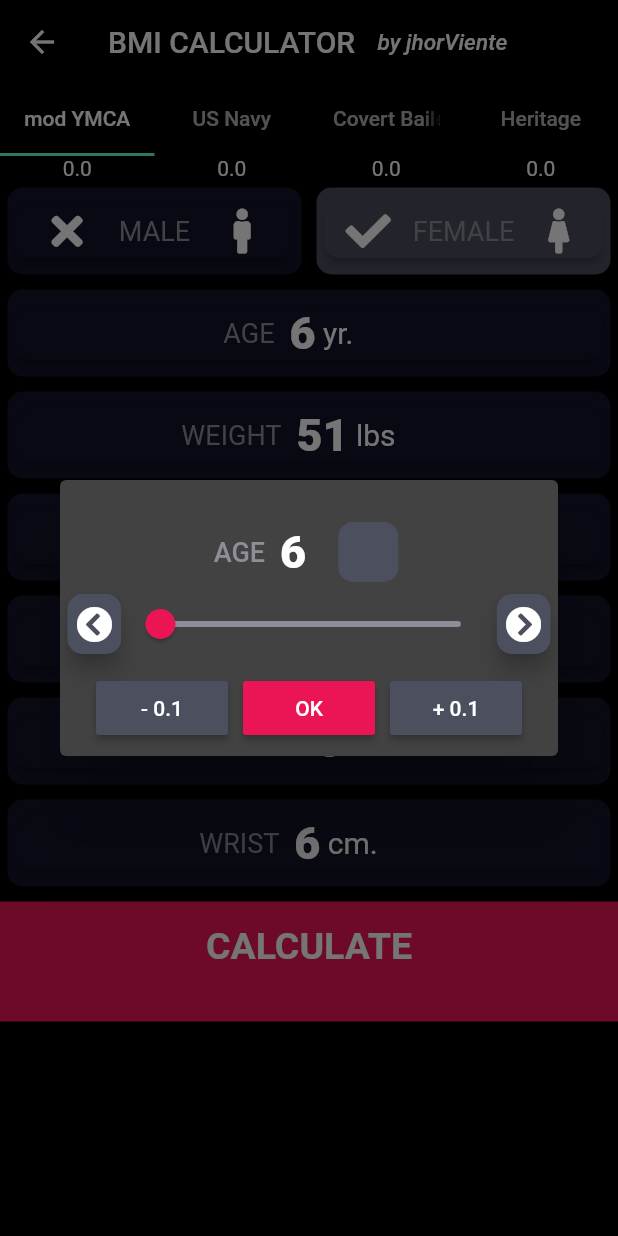
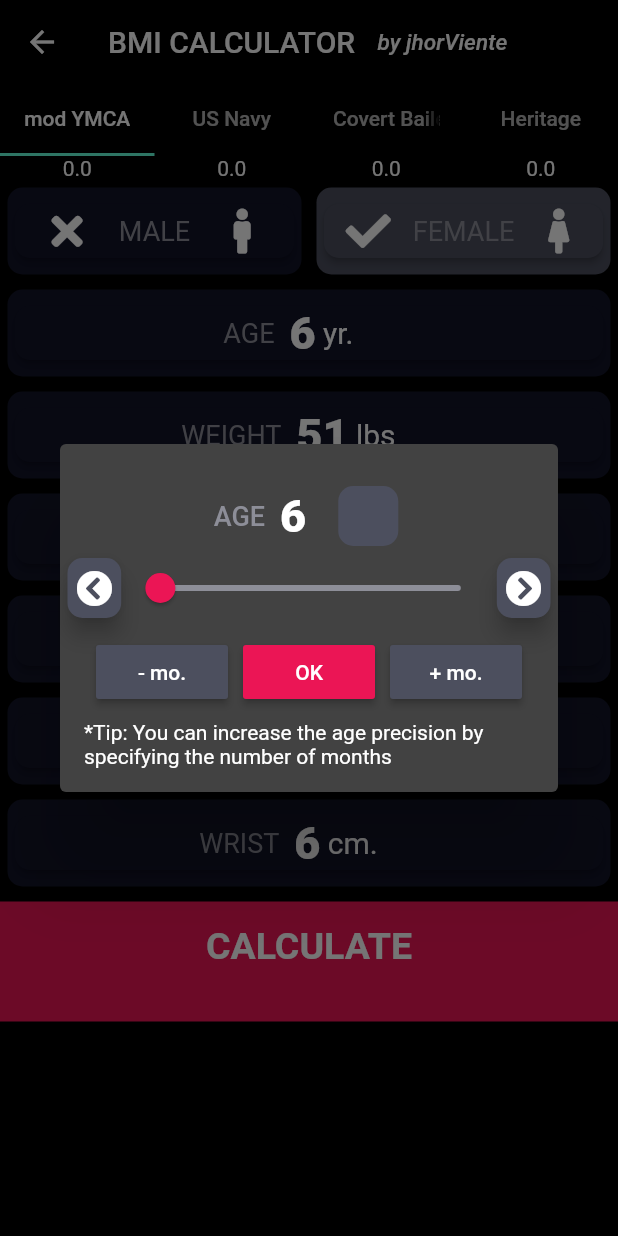
Before and after one commit to JhorAVi/Fats-Calculator, a Flutter app: the FatsTape screen opened directly, after a tap on "MEASURE NOW", after a tap on "FEMALE", after a tap on "AGE", on a phone screen of 412 x 824 dp. Run offline on Flutter 3.47's test engine with Material 2 defaults, Android fonts, the phone set to English and light mode, and no system bars; our stand-ins replace animated_text_kit, font_awesome_flutter; missing offline and left inert: dart_numerics; statements that could not run were skipped.

Commit message:
Done adding month. Very good. Just need to fix month not displaying 12 fixed some decimal precision added tips under the alertdialog

```diff
--- a/lib/bf_tape_page.dart
+++ b/lib/bf_tape_page.dart
@@ -737,6 +737,9 @@ class _FatsTapeState extends State<FatsTape> with TickerProviderStateMixin {
             ],
           ),
           actions: [
+            Column(
+              // All the action button with tips under it
+              children: [
                 Row(
                   mainAxisAlignment: MainAxisAlignment.center,
                   children: [
@@ -747,7 +750,7 @@ class _FatsTapeState extends State<FatsTape> with TickerProviderStateMixin {
                           decrementFractionNow(text); // perform increment
                         });
                       },
-                  child: Text('- 0.1'),
+                      child: Text((text == 'AGE') ? '- mo.' : '- 0.1'),
                     ),
                     SizedBox(
                       width: 10,
@@ -769,7 +772,19 @@ class _FatsTapeState extends State<FatsTape> with TickerProviderStateMixin {
                           incrementFractionNow(text); // perform increment
                         });
                       },
-                  child: Text('+ 0.1'),
+                      child: Text((text == 'AGE') ? '+ mo.' : '+ 0.1'),
+                    ),
+                  ],
+                ),
+                //SizedBox(height: 10.0),
+                Padding(
+                  padding: const EdgeInsets.all(8.0),
+                  child: Text(
+                    (text == 'AGE')
+                        ? '*Tip: You can increase the age precision by specifying the number of months'
+                        : '*Tip: The button to the right of the value automatically converts it to another unit.',
+                    textAlign: TextAlign.left,
+                  ),
                 ),
               ],
             )
--- a/lib/function_utils.dart
+++ b/lib/function_utils.dart
@@ -633,6 +633,6 @@ String removeDecimalZero(double n) {
 
 // my simpler version of the above
 // Wong wrong this doesnt work here
-String singlePrecisionNoZero(double n) {
-  return double.parse(n.toStringAsFixed(1)).toString();
+double roundDecimal999(double value) {
+  return (((value - value.floor()) * 1000).floorToDouble() == 999) ? value.roundToDouble() : value; // catches the 999
 }
--- a/lib/scale_class.dart
+++ b/lib/scale_class.dart
@@ -36,23 +36,23 @@ class AgeScale {
     ageDisplay = age.floor().toString();
     monthDisplay = ((age - age.floor()) * 12).toStringAsFixed(0);
   }
-// TODO add increment decrement moving
-  void decrementOne() {
-    if (min + 1 < age - 1 && max - 1 > age - 1) {
-      if (age.floor() == age) // no decimal
-        age--;
-      else
-        age = age.floor().toDouble();
+
+  void incrementOne() {
+    if (min + 1 < age + 1 && max - 1 > age + 1) {
+      age = age.floorToDouble();
+      age++;
       ageDisplay = age.floor().toString(); // temp
       monthDisplay = '0';
       changed = true;
     }
   }
 
-  void incrementOne() {
-    if (min + 1 < age + 1 && max - 1 > age + 1) {
-      age = age.floor().toDouble();
-      age++;
+  void decrementOne() {
+    if (min + 1 < age - 1 && max - 1 > age - 1) {
+      if (age.floor() == age) // no decimal
+        age--;
+      else
+        age = age.floorToDouble();
       ageDisplay = age.floor().toString(); // temp
       monthDisplay = '0';
       changed = true;
@@ -62,18 +62,20 @@ class AgeScale {
   // New
   void incrementPointOne() {
     if (max - 1 > age + 1) {
-      age = age + (1 / 12);
+      age = roundDecimal999(age + (1 / 12)); // round the age if decimal is .999
       ageDisplay = age.floor().toString(); // int part
       monthDisplay = ((age - age.floor()) * 12).toStringAsFixed(0);
+      //print('age= $age month display++  ${(age - age.floor()) * 12} to $monthDisplay'); // testing
       changed = true;
     }
   }
 
   void decrementPointOne() {
     if (min + 1 < age - 1) {
-      age = age - (1 / 12);
+      age = roundDecimal999(age - (1 / 12)); // round the age if decimal is .999
       ageDisplay = age.floor().toString(); // int part
       monthDisplay = ((age - age.floor()) * 12).toStringAsFixed(0);
+      //print('age= $age month display--  ${(age - age.floor()) * 12} to $monthDisplay'); // testing
       changed = true;
     }
   }
```
Also changed, not shown: 6 other files. Lines whose indentation alone changed are shown as unchanged.
